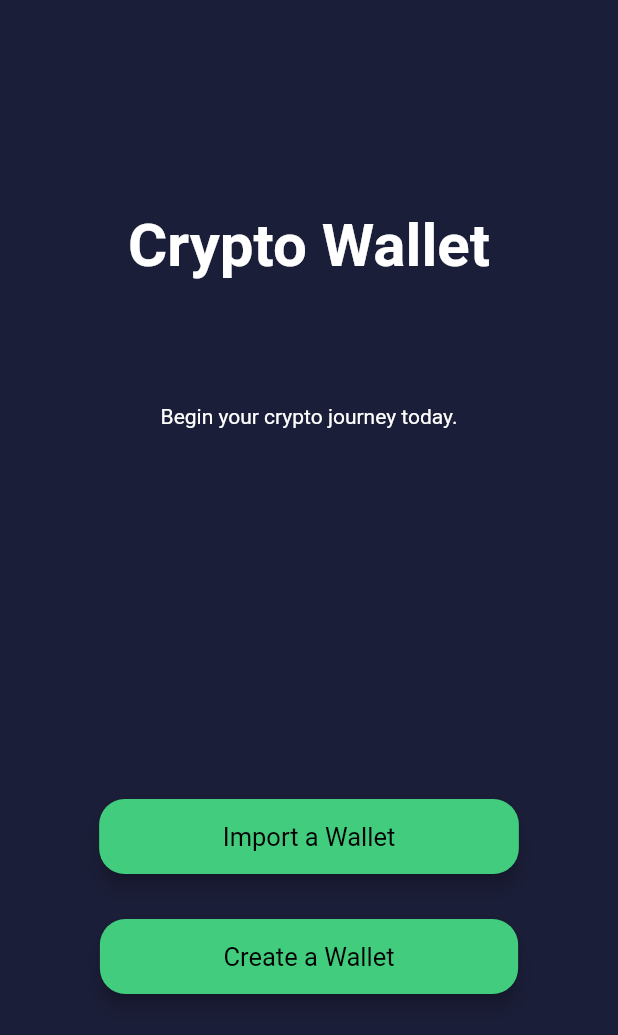
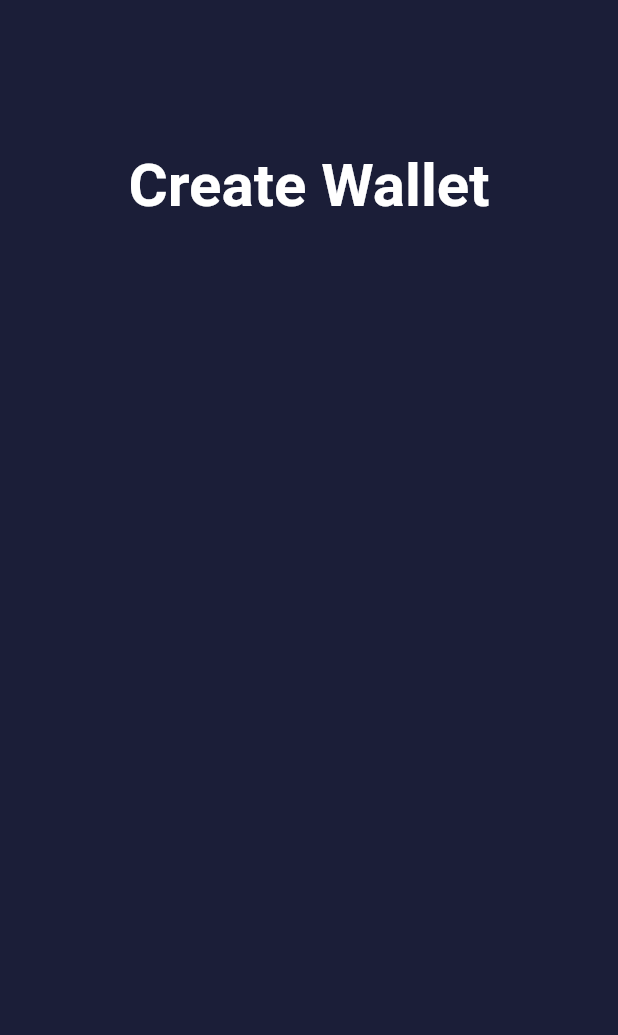
Before and after one commit to ya27hw/wallet, a Flutter app: the screen it shows after launch, after a tap on "Create a Wallet", on a phone screen of 412 x 824 dp. Shown: the top 1035 px of the screen. Run offline on Flutter 3.47's test engine with Material 2 defaults, Android fonts, the phone set to English and light mode, and no system bars; our stand-ins replace line_icons; missing offline and left inert: rotated_corner_decoration.

Commit message:
done featurs lol

```diff
--- /dev/null
+++ b/lib/home/library.dart
@@ -0,0 +1 @@
+export "portfolio.dart";
--- /dev/null
+++ b/lib/login/create_wallet.dart
@@ -0,0 +1,28 @@
+import 'package:flutter/material.dart';
+
+class CreateWallet extends StatefulWidget {
+  const CreateWallet({Key? key}) : super(key: key);
+
+  @override
+  _CreateWalletState createState() => _CreateWalletState();
+}
+
+class _CreateWalletState extends State<CreateWallet> {
+  @override
+  Widget build(BuildContext context) {
+    return Scaffold(
+        body: Container(
+            width: double.infinity,
+            height: double.infinity,
+            decoration: const BoxDecoration(color: Color(0xFF1B1E38)),
+            child: Column(children: const <Widget>[
+              Padding(
+                padding: EdgeInsets.only(top: 100),
+                child: Text(
+                  "Create Wallet",
+                  style: TextStyle(fontSize: 40, fontWeight: FontWeight.bold),
+                ),
+              ),
+            ])));
+  }
+}
--- a/lib/login/library.dart
+++ b/lib/login/library.dart
@@ -1,2 +1,3 @@
 export "splash.dart";
 export 'import_wallet.dart';
+export 'create_wallet.dart';
--- a/lib/login/splash.dart
+++ b/lib/login/splash.dart
@@ -1,4 +1,3 @@
-import 'package:eth_wallet/login/import_wallet.dart';
 import 'package:eth_wallet/util/library.dart' as utils;
 import 'package:flutter/material.dart';
 
@@ -39,8 +38,12 @@ class _SplashLoginState extends State<SplashLogin> {
                   "Import a Wallet", context, "importWallet")),
           Container(
               padding: const EdgeInsets.only(top: 30),
-              child: utils.Helper()
-                  .Button(utils.getWidth(context), "Create a Wallet")),
+              child: utils.Helper().Button(utils.getWidth(context),
+                  "Create a Wallet", context, "createWallet")),
+          Container(
+              padding: const EdgeInsets.only(top: 30),
+              child: utils.Helper().Button(utils.getWidth(context),
+                  "Portfolio (dev)", context, "portfolio")),
         ],
       ),
     ));
--- a/lib/routes/routes.dart
+++ b/lib/routes/routes.dart
@@ -1,9 +1,12 @@
 import 'package:eth_wallet/main.dart';
 import 'package:flutter/material.dart';
 import 'package:eth_wallet/login/library.dart' as login;
+import 'package:eth_wallet/home/library.dart' as home;
 
 const String splashLogin = "splashLogin";
 const String importWallet = "importWallet";
+const String createWallet = "createWallet";
+const String portfolio = "portfolio";
 
 Route<dynamic> controller(RouteSettings settings) {
   switch (settings.name) {
@@ -14,6 +17,13 @@ Route<dynamic> controller(RouteSettings settings) {
       return MaterialPageRoute(
           builder: (context) => const login.ImportWallet());
 
+    case createWallet:
+      return MaterialPageRoute(
+          builder: (context) => const login.CreateWallet());
+
+    case portfolio:
+      return MaterialPageRoute(builder: (context) => const home.Portfolio());
+
     default:
       throw ("Error no route");
   }
--- /dev/null
+++ b/lib/util/classes.dart
@@ -0,0 +1,6 @@
+import "package:flutter/material.dart";
+
+class BalanceIndicator {
+  late String symbol;
+  late Color color;
+}
--- a/lib/util/constants.dart
+++ b/lib/util/constants.dart
@@ -7,3 +7,7 @@ double getWidth(BuildContext context) {
 double getHeight(BuildContext context) {
   return MediaQuery.of(context).size.height;
 }
+
+Color secondaryDarkColor() {
+  return const Color(0xFF32385F);
+}
--- a/lib/util/library.dart
+++ b/lib/util/library.dart
@@ -1,2 +1,3 @@
 export 'widgets.dart';
 export 'constants.dart';
+export "classes.dart";
--- a/pubspec.yaml
+++ b/pubspec.yaml
@@ -30,6 +30,8 @@ dependencies:
   flutter:
     sdk: flutter
   google_fonts:
+  line_icons: ^2.0.1
+  rotated_corner_decoration: ^2.0.0
 
 
   # The following adds the Cupertino Icons font to your application.
```
Also changed, not shown: lib/home/portfolio.dart (added, +39 -0 lines), lib/util/widgets.dart (+109 -0 lines), pubspec.lock.
